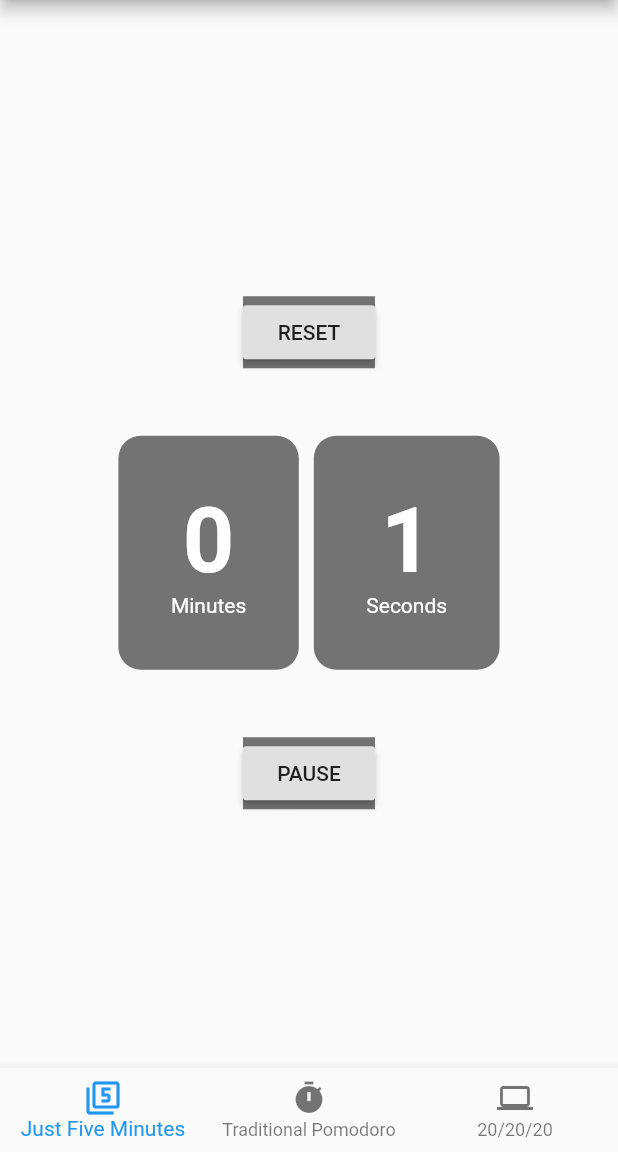
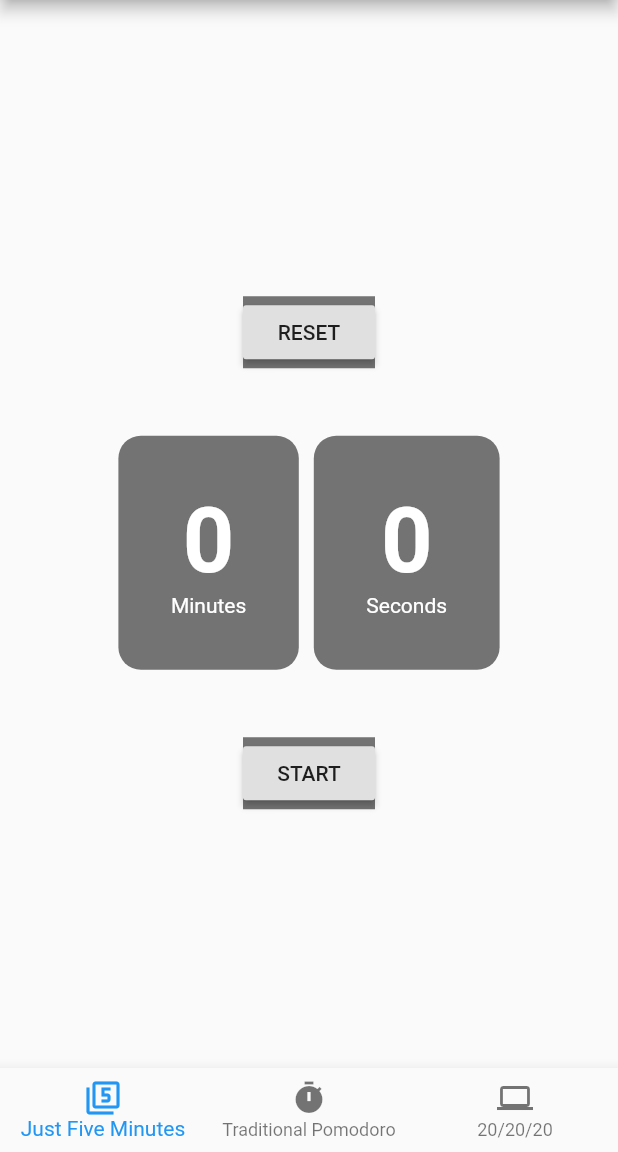
Before and after one commit to christopherchoe/productivity_app, a Flutter app: the screen it shows after launch, after a tap on "RESET", on a phone screen of 412 x 824 dp, the part 84-1236 px from its top. Run offline on Flutter 3.47's test engine with Material 2 defaults, Android fonts, the phone set to English and light mode, and no system bars; our stand-ins replace flutter_local_notifications; statements that could not run were skipped.

Commit message:
working barebones prototype

```diff
--- a/lib/timer_page.dart
+++ b/lib/timer_page.dart
@@ -1,6 +1,7 @@
 import 'dart:async';
 import 'package:flutter/material.dart';
 import 'time_container_page.dart';
+import 'package:flutter_local_notifications/flutter_local_notifications.dart';
 
 class TimerCustom extends StatefulWidget {
   @override
@@ -18,7 +19,9 @@ class TimerCustomState extends State<TimerCustom> {
 
   Timer timer;
 
-  int navigationIndex = 0;
+  FlutterLocalNotificationsPlugin flutterLocalNotificationsPlugin;
+
+  int navigationIndex =0;
 
   final List<Color> navigationColors = [
     Colors.black54,
@@ -26,11 +29,22 @@ class TimerCustomState extends State<TimerCustom> {
     Colors.blueAccent
   ];
 
+  final List<String> timerMessages = [
+    "Five minutes done, keep going!",
+    "Pomodoro done, take a five minute break!",
+    "Look twenty feet away for twenty seconds!",
+    "Just Five Minutes",
+    "Pomodoro",
+    "20/20/20"
+  ];
+
   final List<int> navigationTimes = [
-    300,
-    1500,
-    1200
+    3,
+    5,
+    12
   ];
+
+  int workTimer = 0;
 
   void onTabTapped(int index) {
     setState(() {
@@ -42,16 +56,62 @@ class TimerCustomState extends State<TimerCustom> {
     if (isActive) {
       setState(() {
         secondsPassed = secondsPassed + 1;
+        if (secondsPassed >= workTimer)
+          {
+            showNotificationWithDefaultSound();
+            isActive = false;
+            secondsPassed = 0;
+          }
       });
     }
   }
 
+  Future showNotificationWithDefaultSound() async {
+    var androidPlatformChannelSpecifics = new AndroidNotificationDetails(
+        'your channel id', 'your channel name', 'your channel description',
+        importance: Importance.Max, priority: Priority.High);
+    var iOSPlatformChannelSpecifics = new IOSNotificationDetails();
+    var platformChannelSpecifics = new NotificationDetails(
+        androidPlatformChannelSpecifics, iOSPlatformChannelSpecifics);
+    await flutterLocalNotificationsPlugin.show(
+      0,
+      timerMessages[navigationIndex + 3],
+      timerMessages[navigationIndex],
+      platformChannelSpecifics,
+      payload: 'Default_Sound',
+    );
+  }
+
+  Future onSelectNotification(String payload) async {
+    showDialog(
+      context: context,
+      builder: (_) => new AlertDialog(
+          title: const Text("Here is your payload"),
+          content: new Text("Payload: $payload"),
+      ),
+    );
+  }
+
   @override
   void initState() {
+
     timer = Timer.periodic(duration, (Timer t) {
       incrementSecond();
     });
     super.initState();
+
+    var initializationSettingsAndroid =
+    new AndroidInitializationSettings('app_icon');
+
+    var initializationSettingsIOS = new IOSInitializationSettings();
+
+    var initializationSettings = new InitializationSettings(
+        initializationSettingsAndroid, initializationSettingsIOS);
+
+    flutterLocalNotificationsPlugin = new FlutterLocalNotificationsPlugin();
+
+    flutterLocalNotificationsPlugin.initialize(initializationSettings,
+        onSelectNotification: onSelectNotification);
   }
 
   @override
@@ -59,6 +119,8 @@ class TimerCustomState extends State<TimerCustom> {
 
     int seconds = secondsPassed % 60;
     int minutes = secondsPassed ~/ 60;
+
+    workTimer = navigationTimes[navigationIndex];
 
     return MaterialApp(
       title: 'Productivity Push',
@@ -78,7 +140,8 @@ class TimerCustomState extends State<TimerCustom> {
                   child: Text('RESET'),
                   onPressed: (){
                     setState(() {
-                      isActive = !isActive;
+                      secondsPassed = 0;
+                      isActive = false;
                     });
                   },
                 ),
```
